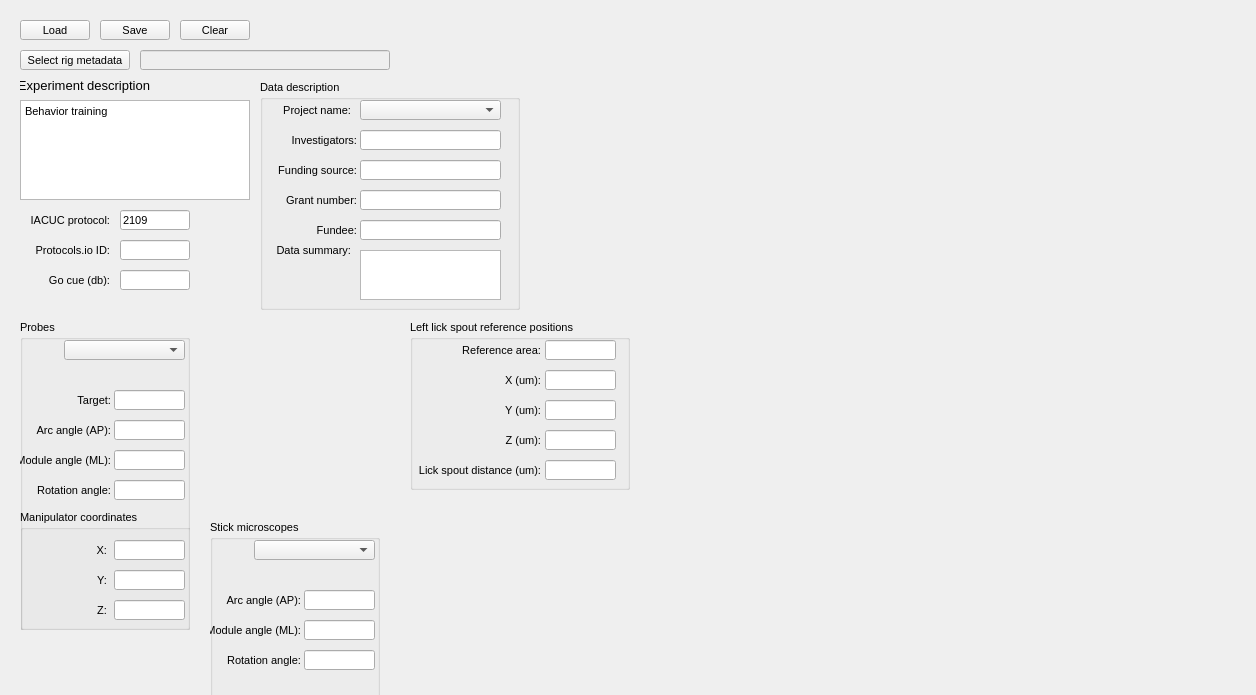
AllenNeuralDynamics/dynamic-foraging-task, file src/foraging_gui/MetaData.ui: the form before one commit.
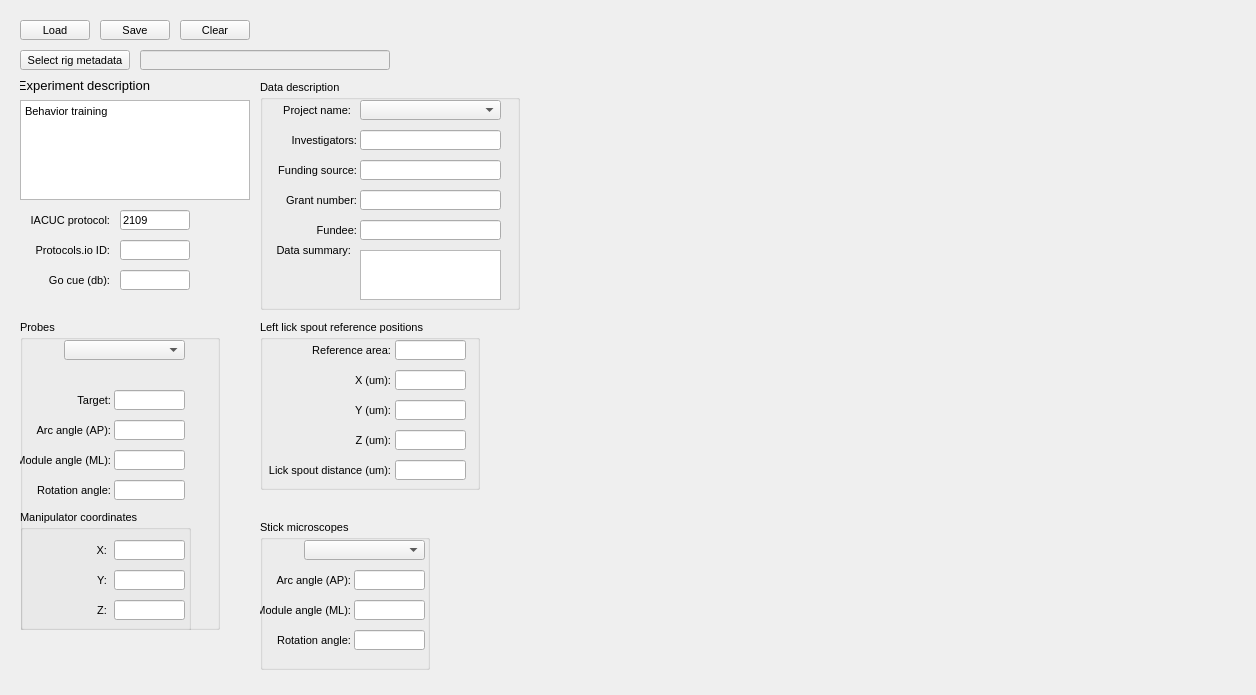
The form after the commit.

```diff
--- a/src/foraging_gui/MetaData.ui
+++ b/src/foraging_gui/MetaData.ui
@@ -327,7 +327,7 @@
     <rect>
      <x>20</x>
      <y>320</y>
-     <width>170</width>
+     <width>200</width>
      <height>310</height>
     </rect>
    </property>
@@ -690,10 +690,10 @@
   <widget class="QGroupBox" name="Microscopes">
    <property name="geometry">
     <rect>
-     <x>210</x>
+     <x>260</x>
      <y>520</y>
      <width>170</width>
-     <height>180</height>
+     <height>150</height>
     </rect>
    </property>
    <property name="title">
@@ -703,7 +703,7 @@
     <property name="geometry">
      <rect>
       <x>0</x>
-      <y>100</y>
+      <y>80</y>
       <width>91</width>
       <height>20</height>
      </rect>
@@ -759,7 +759,7 @@
     <property name="geometry">
      <rect>
       <x>0</x>
-      <y>70</y>
+      <y>50</y>
       <width>91</width>
       <height>20</height>
      </rect>
@@ -784,7 +784,7 @@
     <property name="geometry">
      <rect>
       <x>94</x>
-      <y>100</y>
+      <y>80</y>
       <width>71</width>
       <height>20</height>
      </rect>
@@ -803,7 +803,7 @@
     <property name="geometry">
      <rect>
       <x>94</x>
-      <y>70</y>
+      <y>50</y>
       <width>71</width>
       <height>20</height>
      </rect>
@@ -822,7 +822,7 @@
     <property name="geometry">
      <rect>
       <x>0</x>
-      <y>130</y>
+      <y>110</y>
       <width>91</width>
       <height>20</height>
      </rect>
@@ -847,7 +847,7 @@
     <property name="geometry">
      <rect>
       <x>94</x>
-      <y>130</y>
+      <y>110</y>
       <width>71</width>
       <height>20</height>
      </rect>
@@ -1209,7 +1209,7 @@
   <widget class="QGroupBox" name="groupBox">
    <property name="geometry">
     <rect>
-     <x>410</x>
+     <x>260</x>
      <y>320</y>
      <width>220</width>
      <height>170</height>
```
